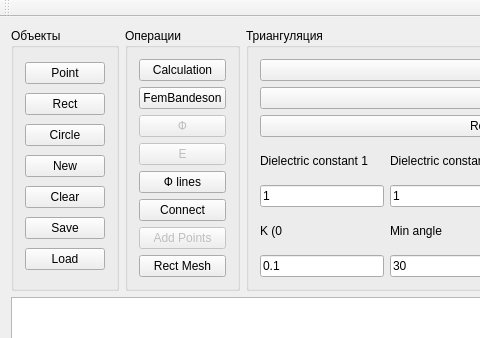
Before: the Qt Designer form mainwindow.ui in aleksejkvasnikov/delaunator, drawn with Qt 5; both pictures show x 0 to 480 and y 0 to 338 of the 799 by 627 pixel window.
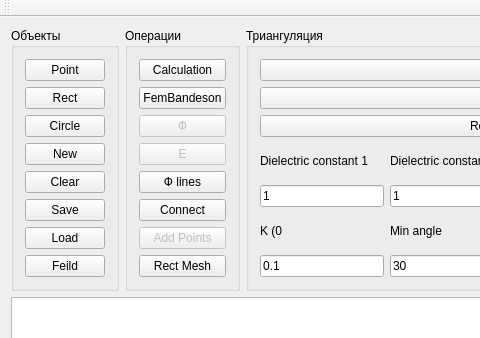
After: the same form once the commit is applied.

```diff
--- a/mainwindow.ui
+++ b/mainwindow.ui
@@ -84,6 +84,13 @@
            </property>
           </widget>
          </item>
+         <item>
+          <widget class="QPushButton" name="feild_but">
+           <property name="text">
+            <string>Feild</string>
+           </property>
+          </widget>
+         </item>
         </layout>
        </widget>
       </item>
```
Left out of the diff: 10 changed lines with no effect on the pictures.
